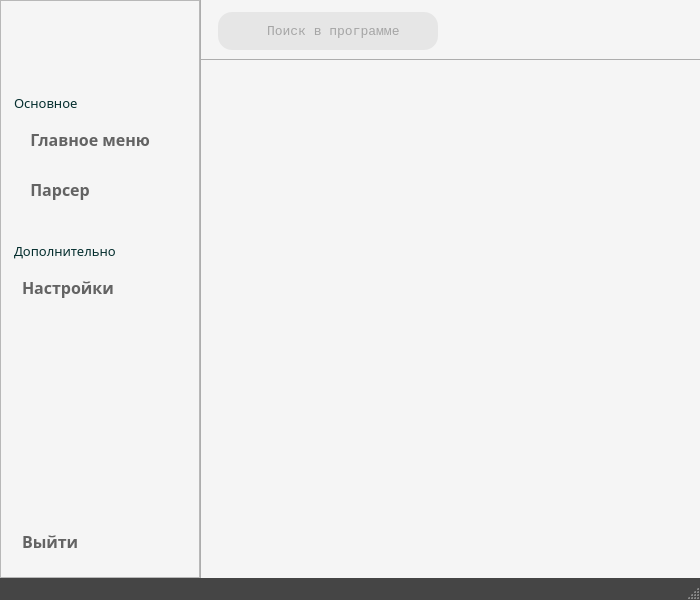
Old version of the form Desktop designe/windows/main_window/main_window.ui in the repository RuslanAl1mov/MyProductsParser.
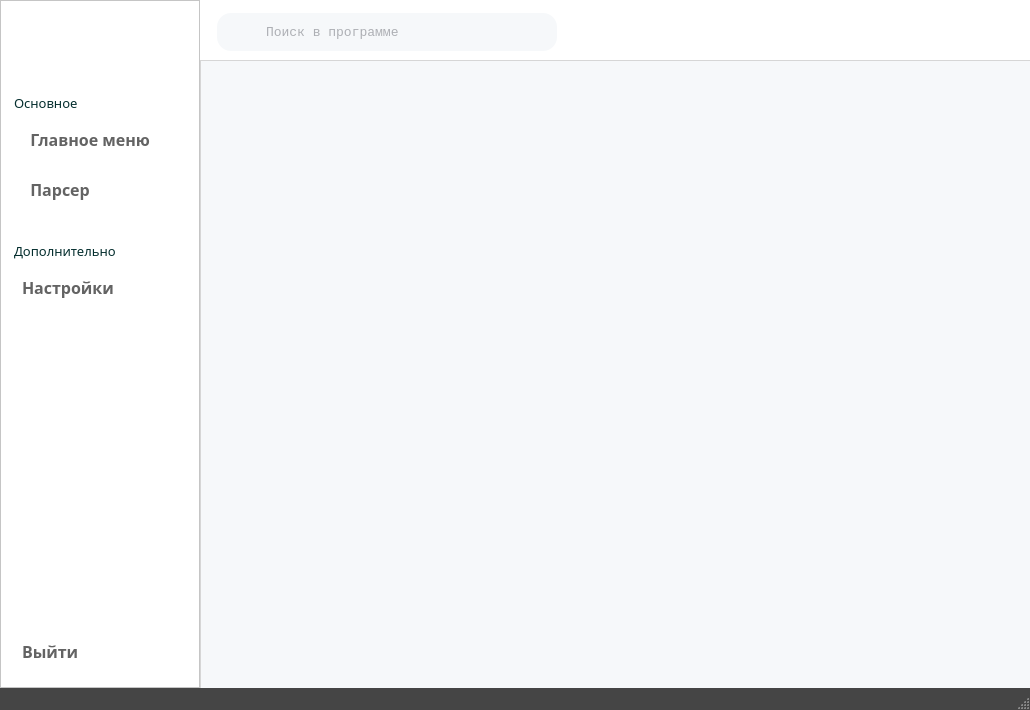
New version of the form. Icons and pictures are not drawn.

Commit message:
Change menues background colors
Colors changed to according to new design

What changed in the file:
```diff
--- a/Desktop designe/windows/main_window/main_window.ui
+++ b/Desktop designe/windows/main_window/main_window.ui
@@ -6,8 +6,8 @@
    <rect>
     <x>0</x>
     <y>0</y>
-    <width>700</width>
-    <height>600</height>
+    <width>1030</width>
+    <height>710</height>
    </rect>
   </property>
   <property name="minimumSize">
@@ -29,20 +29,24 @@
 	font-color: #EDEDED;
 }
 
-QFrame#mainOptionalFrame {
-	border: 1px solid #ADADAD;
-	border-width: 0 0 0 1px;
+QFrame#optionalWidget {
+	border: 1px solid #D6D6D6;
+	border-width: 1px 0 0 1px;
+	background:#F6F8FA
 }
 
-QFrame#topMenuFrame {
-	border: 1px solid #ADADAD;
-	border-width: 0 0 1px 0;
-}
 
 QPushButton#applicationIconButton{
 	border: 0 solid #ADADAD;
 }
 
+QFrame#topMenuFrame{
+	background:#FFFFFF
+}
+
+QFrame#mainMenuFrame{
+	background:#FFFFFF
+}
 </string>
   </property>
   <property name="iconSize">
@@ -97,6 +101,12 @@
         <height>16777215</height>
        </size>
       </property>
+      <property name="sizeIncrement">
+       <size>
+        <width>1</width>
+        <height>1</height>
+       </size>
+      </property>
       <property name="acceptDrops">
        <bool>false</bool>
       </property>
@@ -624,9 +634,12 @@
            <height>60</height>
           </size>
          </property>
+         <property name="autoFillBackground">
+          <bool>false</bool>
+         </property>
          <property name="styleSheet">
           <string notr="true">QFrame#searchWidgetsFrame {
-	background: #E6E6E6;
+	background: #F6F8FA;
 	border-radius: 14px;
 }
 
@@ -635,7 +648,8 @@
 }
 
 QLineEdit#searchTexInput {
-	color:#636363;
+	background: #F6F8FA;
+	color:#64666E;
 }
 
 QPushButton#aboutProgramInfoButton:pressed {
@@ -741,7 +755,7 @@
                 </font>
                </property>
                <property name="styleSheet">
-                <string notr="true">background: #E6E6E6;</string>
+                <string notr="true"/>
                </property>
                <property name="text">
                 <string/>
@@ -847,7 +861,7 @@
         </widget>
        </item>
        <item>
-        <widget class="QFrame" name="menuWidget">
+        <widget class="QFrame" name="optionalWidget">
          <property name="frameShape">
           <enum>QFrame::NoFrame</enum>
          </property>
```
